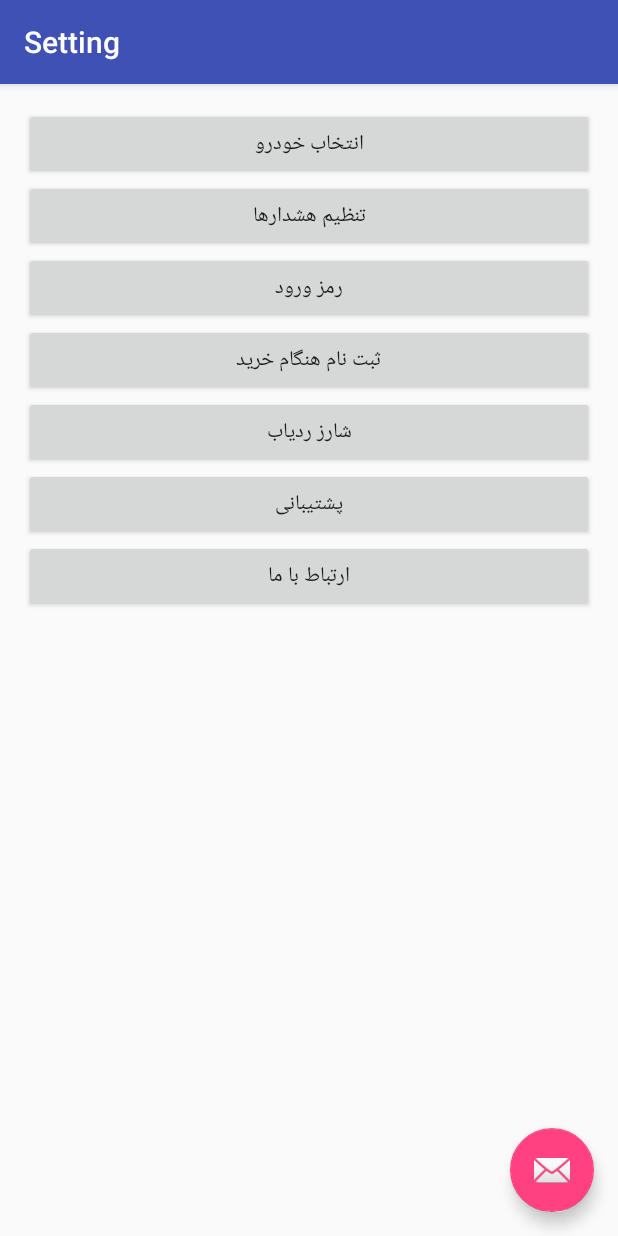
After one commit to behroohj/HermesGps, an Android app: the Setting screen opened directly, with no data from a screen before it, on a phone screen of 412 x 824 dp. The commit adds this screen. Run offline under Robolectric (Android 15) with nearby library versions, the phone set to English and light mode, and no system bars.

Commit message:
Koli Activity Sakhtam

```diff
--- /dev/null
+++ b/app/src/main/java/com/hermes/gps/Setting.java
@@ -0,0 +1,21 @@
+package com.hermes.gps;
+
+import android.os.Bundle;
+import android.support.design.widget.FloatingActionButton;
+import android.support.design.widget.Snackbar;
+import android.support.v7.app.AppCompatActivity;
+import android.support.v7.widget.Toolbar;
+import android.view.View;
+
+public class Setting extends AppCompatActivity {
+
+    @Override
+    protected void onCreate(Bundle savedInstanceState) {
+        super.onCreate(savedInstanceState);
+        setContentView(R.layout.activity_setting);
+        Toolbar toolbar = (Toolbar) findViewById(R.id.toolbar);
+        setSupportActionBar(toolbar);
+
+    }
+
+}
--- /dev/null
+++ b/app/src/main/res/layout/activity_setting.xml
@@ -0,0 +1,34 @@
+<?xml version="1.0" encoding="utf-8"?>
+<android.support.design.widget.CoordinatorLayout xmlns:android="http://schemas.android.com/apk/res/android"
+    xmlns:app="http://schemas.android.com/apk/res-auto"
+    xmlns:tools="http://schemas.android.com/tools"
+    android:layout_width="match_parent"
+    android:layout_height="match_parent"
+    android:fitsSystemWindows="true"
+    tools:context="com.hermes.gps.Setting">
+
+    <android.support.design.widget.AppBarLayout
+        android:layout_width="match_parent"
+        android:layout_height="wrap_content"
+        android:theme="@style/AppTheme.AppBarOverlay">
+
+        <android.support.v7.widget.Toolbar
+            android:id="@+id/toolbar"
+            android:layout_width="match_parent"
+            android:layout_height="?attr/actionBarSize"
+            android:background="?attr/colorPrimary"
+            app:popupTheme="@style/AppTheme.PopupOverlay" />
+
+    </android.support.design.widget.AppBarLayout>
+
+    <include layout="@layout/content_setting" />
+
+    <android.support.design.widget.FloatingActionButton
+        android:id="@+id/fab"
+        android:layout_width="wrap_content"
+        android:layout_height="wrap_content"
+        android:layout_gravity="bottom|end"
+        android:layout_margin="@dimen/fab_margin"
+        app:srcCompat="@android:drawable/ic_dialog_email" />
+
+</android.support.design.widget.CoordinatorLayout>
--- /dev/null
+++ b/app/src/main/res/layout/content_setting.xml
@@ -0,0 +1,107 @@
+<?xml version="1.0" encoding="utf-8"?>
+<LinearLayout xmlns:android="http://schemas.android.com/apk/res/android"
+    xmlns:app="http://schemas.android.com/apk/res-auto"
+    xmlns:tools="http://schemas.android.com/tools"
+    android:id="@+id/content_setting"
+    android:layout_width="match_parent"
+    android:layout_height="match_parent"
+    android:paddingBottom="@dimen/activity_vertical_margin"
+    android:paddingLeft="@dimen/activity_horizontal_margin"
+    android:paddingRight="@dimen/activity_horizontal_margin"
+    android:paddingTop="@dimen/activity_vertical_margin"
+    app:layout_behavior="@string/appbar_scrolling_view_behavior"
+    tools:context="com.hermes.gps.Setting"
+    tools:showIn="@layout/activity_setting">
+
+    <LinearLayout
+        android:orientation="vertical"
+        android:layout_width="match_parent"
+        android:layout_height="match_parent">
+
+        <ScrollView
+            android:layout_width="match_parent"
+            android:layout_height="match_parent">
+
+            <LinearLayout
+                android:layout_width="match_parent"
+                android:layout_height="wrap_content"
+                android:orientation="vertical" >
+
+                <TableRow
+                    android:layout_width="match_parent"
+                    android:layout_height="wrap_content" >
+
+                    <Button
+                        android:text="انتخاب خودرو"
+                        android:layout_width="match_parent"
+                        android:layout_height="wrap_content"
+                        android:id="@+id/button" />
+                </TableRow>
+
+                <TableRow
+                    android:layout_width="match_parent"
+                    android:layout_height="wrap_content" >
+
+                    <Button
+                        android:text="تنظیم هشدارها"
+                        android:layout_width="match_parent"
+                        android:layout_height="wrap_content"
+                        android:id="@+id/button5" />
+                </TableRow>
+
+                <TableRow
+                    android:layout_width="match_parent"
+                    android:layout_height="wrap_content" >
+
+                    <Button
+                        android:text="رمز ورود"
+                        android:layout_width="match_parent"
+                        android:layout_height="wrap_content"
+                        android:id="@+id/button6" />
+                </TableRow>
+
+                <TableRow
+                    android:layout_width="match_parent"
+                    android:layout_height="wrap_content" >
+
+                    <Button
+                        android:text="ثبت نام هنگام خرید"
+                        android:layout_width="match_parent"
+                        android:layout_height="wrap_content"
+                        android:id="@+id/button7" />
+                </TableRow>
+
+                <TableRow
+                    android:layout_width="match_parent"
+                    android:layout_height="wrap_content" >
+
+                    <Button
+                        android:text="شارز ردیاب"
+                        android:layout_width="match_parent"
+                        android:layout_height="wrap_content"
+                        android:id="@+id/button8" />
+                </TableRow>
+                <TableRow
+                    android:layout_width="match_parent"
+                    android:layout_height="wrap_content" >
+
+                    <Button
+                        android:text="پشتیبانی"
+                        android:layout_width="match_parent"
+                        android:layout_height="wrap_content"
+                        android:id="@+id/button9" />
+                </TableRow>
+                <TableRow
+                    android:layout_width="match_parent"
+                    android:layout_height="wrap_content" >
+
+                    <Button
+                        android:text="ارتباط با ما"
+                        android:layout_width="match_parent"
+                        android:layout_height="wrap_content"
+                        android:id="@+id/button10" />
+                </TableRow>
+            </LinearLayout>
+        </ScrollView>
+    </LinearLayout>
+</LinearLayout>
--- a/app/src/main/res/values/strings.xml
+++ b/app/src/main/res/values/strings.xml
@@ -22,4 +22,8 @@
     </string>
     <string name="title_activity_dashboard">Dashboard</string>
     <string name="title_activity_tracking_page">TrackingPage</string>
+    <string name="title_activity_time_picker">TimePicker</string>
+    <string name="title_activity_car_control">CarControl</string>
+    <string name="title_activity_setting">Setting</string>
+    <string name="title_activity_alerts">Alerts</string>
 </resources>
```
Also changed, not shown: app/src/main/AndroidManifest.xml (+16 -0 lines), app/src/main/java/com/hermes/gps/Alerts.java (added, +29 -0 lines), app/src/main/java/com/hermes/gps/CarControl.java (added, +29 -0 lines), app/src/main/java/com/hermes/gps/TimePicker.java (added, +21 -0 lines), app/src/main/res/layout/activity_alerts.xml (added, +34 -0 lines), app/src/main/res/layout/activity_car_control.xml (added, +34 -0 lines), app/src/main/res/layout/activity_time_picker.xml (added, +34 -0 lines), app/src/main/res/layout/content_alerts.xml (added, +117 -0 lines), app/src/main/res/layout/content_car_control.xml (added, +61 -0 lines), app/src/main/res/layout/content_time_picker.xml (added, +133 -0 lines).
